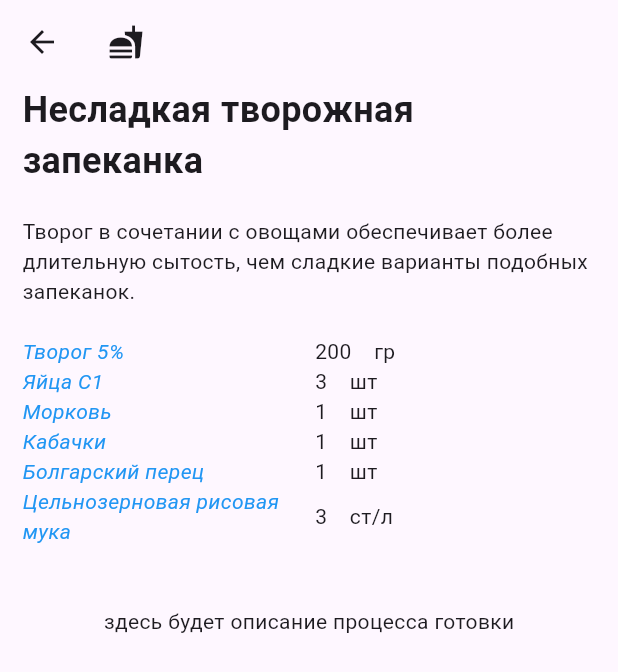
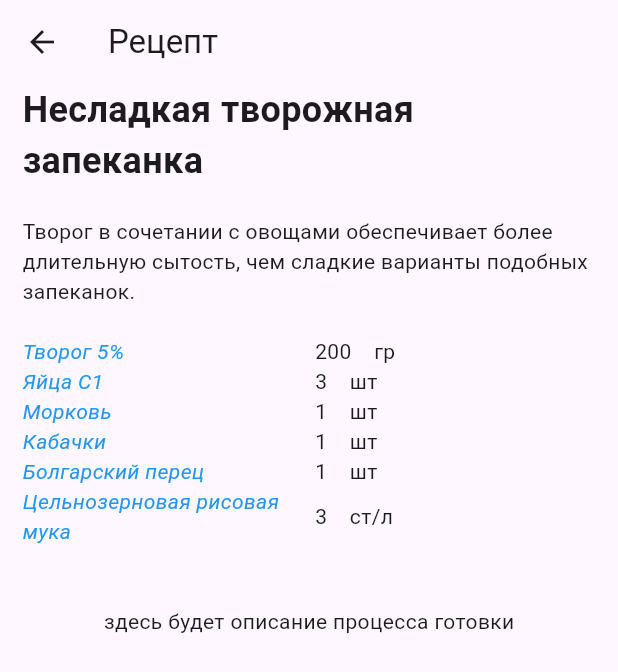
Before and after one commit to LudaVV/potions, a Flutter app: the screen it shows after launch, after a tap on "Несладкая творожная запеканка", on a phone screen of 412 x 824 dp. Shown: the top 672 px of the screen. Run offline on Flutter 3.47's test engine with Material 3 defaults, Android fonts, the phone set to English and light mode, and no system bars.

Commit message:
Icon => Text in the header of RecepieScreen

```diff
--- a/lib/recipe_page/Receipe Description.dart
+++ b/lib/recipe_page/Receipe Description.dart
@@ -15,7 +15,7 @@ class RecepieScreen extends StatelessWidget {
 
     return
       Scaffold(
-        appBar: AppBar( title: Icon(Icons.fastfood),),
+        appBar: AppBar( title: Text("Рецепт")),
           body: Center(
                 child: Padding(
                     padding: EdgeInsets.symmetric(horizontal: 15),
```
